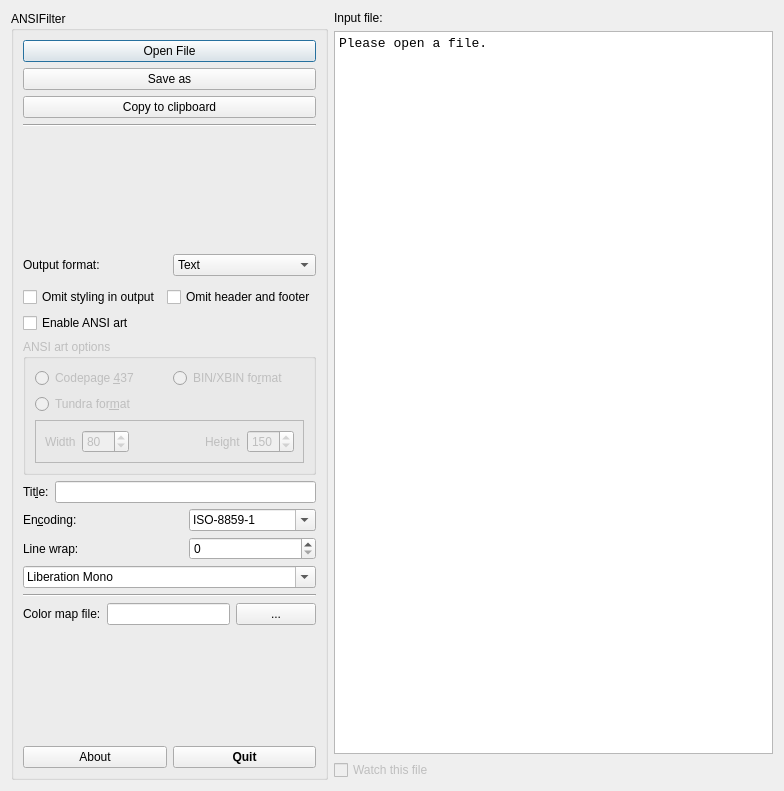
Before: the Qt Designer form src/qt-gui/ansifilter.ui in andre-simon/ansifilter, drawn with Qt 5.
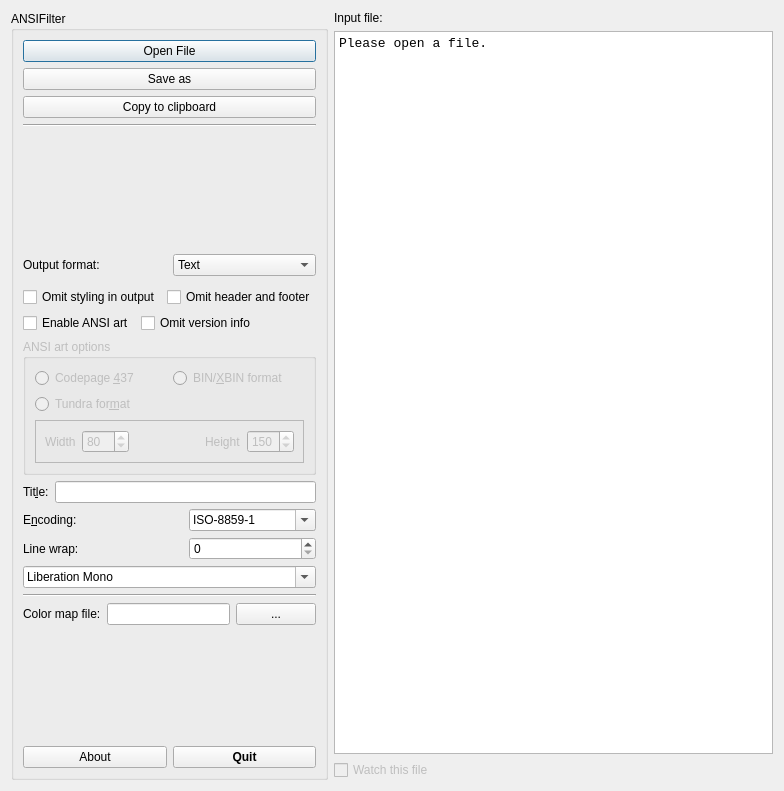
After: the same form once the commit is applied. Icons and pictures are not drawn.

Commit message: added "omit version info" checkbox in GUI

Diff of the .ui file:
```diff
--- a/src/qt-gui/ansifilter.ui
+++ b/src/qt-gui/ansifilter.ui
@@ -29,7 +29,7 @@
    <iconset resource="ansifilter.qrc">
     <normaloff>:/ansifilter.xpm</normaloff>:/ansifilter.xpm</iconset>
   </property>
-  <layout class="QHBoxLayout" name="horizontalLayout_3">
+  <layout class="QHBoxLayout" name="horizontalLayout_2">
    <item>
     <widget class="QGroupBox" name="groupBox">
      <property name="sizePolicy">
@@ -257,8 +257,8 @@
        </spacer>
       </item>
       <item>
-       <layout class="QHBoxLayout" name="horizontalLayout_2">
-        <item>
+       <layout class="QGridLayout" name="gridLayout_5">
+        <item row="0" column="0" colspan="2">
          <widget class="QCheckBox" name="cbIgnoreSequences">
           <property name="sizePolicy">
            <sizepolicy hsizetype="Maximum" vsizetype="Fixed">
@@ -274,7 +274,7 @@
           </property>
          </widget>
         </item>
-        <item>
+        <item row="0" column="2">
          <widget class="QCheckBox" name="cbFragment">
           <property name="sizePolicy">
            <sizepolicy hsizetype="Maximum" vsizetype="Fixed">
@@ -290,9 +290,7 @@
           </property>
          </widget>
         </item>
-       </layout>
-      </item>
-      <item>
+        <item row="1" column="0">
        <widget class="QCheckBox" name="cbParseAsciiArt">
         <property name="toolTip">
          <string>Enable parsing of ANSI art files.</string>
@@ -302,6 +300,18 @@
         </property>
        </widget>
       </item>
+        <item row="1" column="1" colspan="2">
+         <widget class="QCheckBox" name="cbOmitVersion">
+          <property name="toolTip">
+           <string>Do not include version info comment</string>
+          </property>
+          <property name="text">
+           <string>Omit version info</string>
+          </property>
+         </widget>
+        </item>
+       </layout>
+      </item>
       <item>
        <widget class="QGroupBox" name="gbAsciiArt">
         <property name="enabled">
@@ -422,7 +432,7 @@
             <number>-5</number>
            </property>
            <property name="text">
-            <string>BIN/XBIN fo&amp;rmat</string>
+            <string>BIN/&amp;XBIN format</string>
            </property>
           </widget>
          </item>
@@ -479,7 +489,7 @@
            </sizepolicy>
           </property>
           <property name="text">
-           <string>En&amp;coding:</string>
+           <string>E&amp;ncoding:</string>
           </property>
           <property name="buddy">
            <cstring>comboEncoding</cstring>
@@ -593,7 +603,7 @@
           </property>
           <property name="currentFont">
            <font>
-            <family>Courier New</family>
+            <family>Liberation Mono</family>
            </font>
           </property>
          </widget>
@@ -723,7 +733,7 @@
        </property>
        <property name="font">
         <font>
-         <family>Courier New</family>
+         <family>Monospace</family>
          <pointsize>10</pointsize>
         </font>
        </property>
@@ -731,7 +741,7 @@
         <bool>false</bool>
        </property>
        <property name="toolTip">
-        <string/>
+        <string>Output preview</string>
        </property>
        <property name="readOnly">
         <bool>true</bool>
@@ -740,7 +750,7 @@
         <string>&lt;!DOCTYPE HTML PUBLIC &quot;-//W3C//DTD HTML 4.0//EN&quot; &quot;http://www.w3.org/TR/REC-html40/strict.dtd&quot;&gt;
 &lt;html&gt;&lt;head&gt;&lt;meta name=&quot;qrichtext&quot; content=&quot;1&quot; /&gt;&lt;style type=&quot;text/css&quot;&gt;
 p, li { white-space: pre-wrap; }
-&lt;/style&gt;&lt;/head&gt;&lt;body style=&quot; font-family:'Courier New'; font-size:10pt; font-weight:400; font-style:normal;&quot;&gt;
+&lt;/style&gt;&lt;/head&gt;&lt;body style=&quot; font-family:'Monospace'; font-size:10pt; font-weight:400; font-style:normal;&quot;&gt;
 &lt;p style=&quot; margin-top:0px; margin-bottom:0px; margin-left:0px; margin-right:0px; -qt-block-indent:0; text-indent:0px;&quot;&gt;&lt;span style=&quot; font-family:'Noto Sans,Courier New';&quot;&gt;Please open a file.&lt;/span&gt;&lt;/p&gt;&lt;/body&gt;&lt;/html&gt;</string>
        </property>
       </widget>
```
Lines whose indentation alone changed are shown as unchanged. The commit also changes 16 other files.
